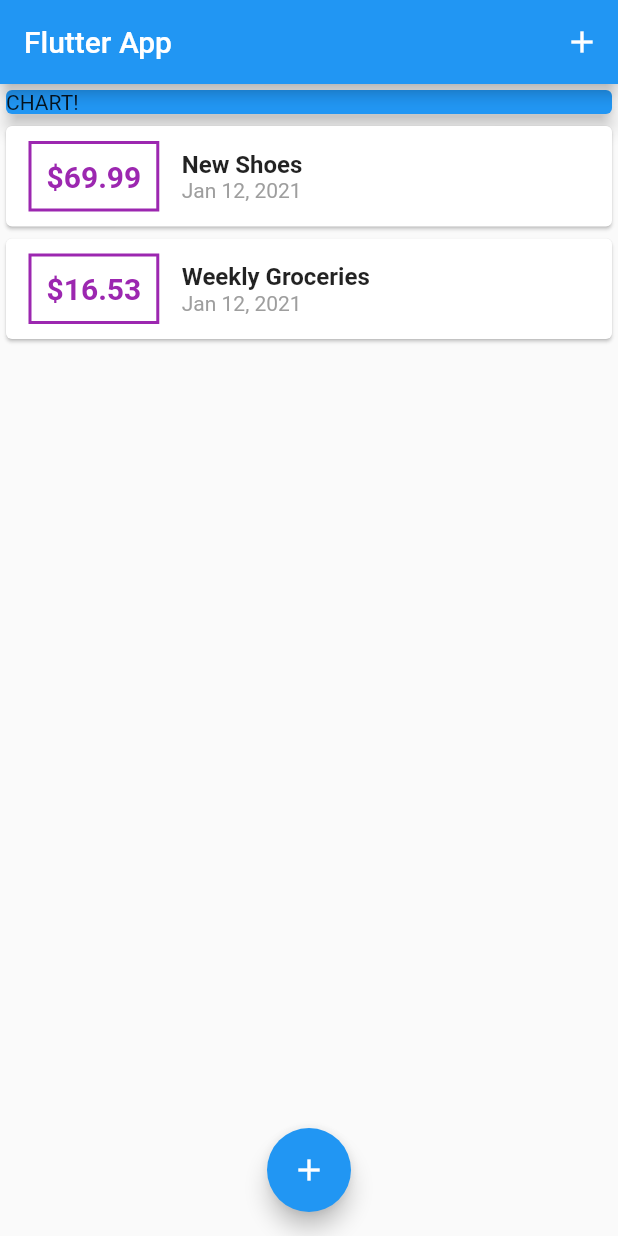
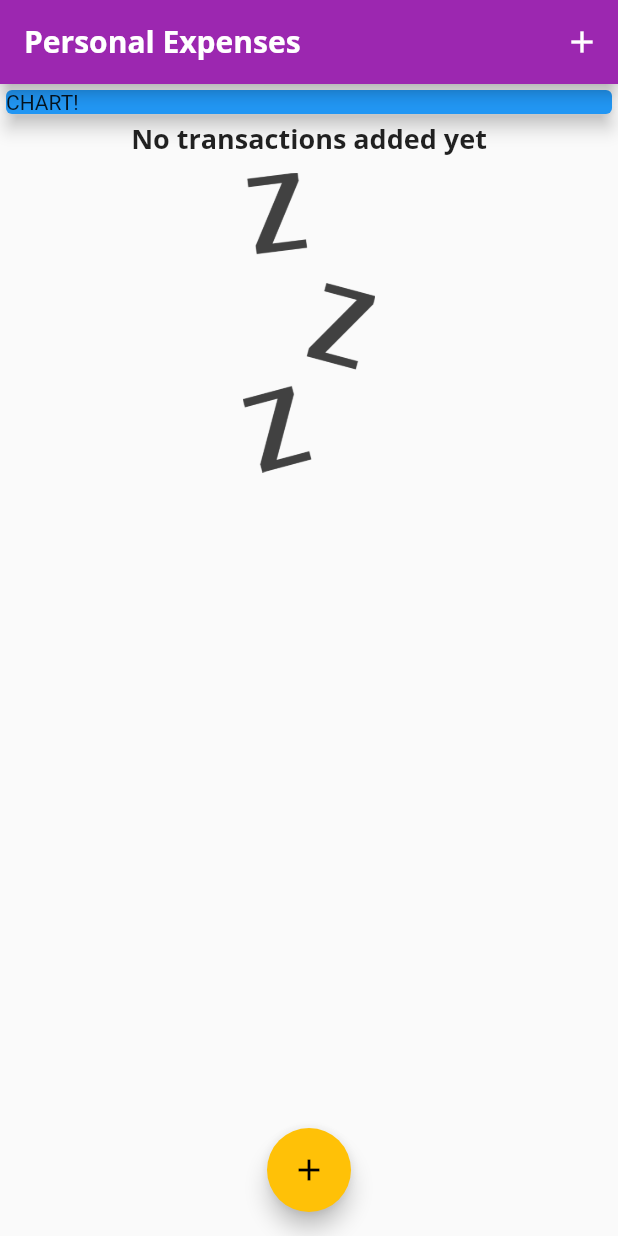
Before and after one commit to LeonScot/flutter-practice, a Flutter app: the screen it shows after launch, on a phone screen of 412 x 824 dp. Run offline on Flutter 3.47's test engine with Material 2 defaults, Android fonts, the phone set to English and light mode, and no system bars.

Commit message:
chart in progress

```diff
--- a/lib/main.dart
+++ b/lib/main.dart
@@ -10,7 +10,22 @@ class MyApp extends StatelessWidget {
   @override
   Widget build(BuildContext context) {
     return MaterialApp(
-      title: 'Flutter App',
+      title: 'Personal Expenses',
+      theme: ThemeData(
+          primarySwatch: Colors.purple,
+          accentColor: Colors.amber,
+          fontFamily: 'Quicksand',
+          textTheme: ThemeData.light().textTheme.copyWith(
+              headline6: TextStyle(
+                  fontFamily: 'OpenSans',
+                  fontSize: 18,
+                  fontWeight: FontWeight.bold)),
+          appBarTheme: AppBarTheme(
+              textTheme: ThemeData.light().textTheme.copyWith(
+                  headline6: TextStyle(
+                      fontFamily: 'OpenSans',
+                      fontSize: 20,
+                      fontWeight: FontWeight.bold)))),
       home: MyHomePage(),
     );
   }
@@ -25,18 +40,18 @@ class MyHomePage extends StatefulWidget {
 
 class _MyHomePageState extends State<MyHomePage> {
   final List<Transaction> _userTransactions = [
-    Transaction(
-      id: 't1',
-      title: 'New Shoes',
-      amount: 69.99,
-      date: DateTime.now(),
-    ),
-    Transaction(
-      id: 't2',
-      title: 'Weekly Groceries',
-      amount: 16.53,
-      date: DateTime.now(),
-    ),
+    // Transaction(
+    //   id: 't1',
+    //   title: 'New Shoes',
+    //   amount: 69.99,
+    //   date: DateTime.now(),
+    // ),
+    // Transaction(
+    //   id: 't2',
+    //   title: 'Weekly Groceries',
+    //   amount: 16.53,
+    //   date: DateTime.now(),
+    // ),
   ];
 
   void _addNewTransaction(String txTitle, double txAmount) {
@@ -69,7 +84,7 @@ class _MyHomePageState extends State<MyHomePage> {
   Widget build(BuildContext context) {
     return Scaffold(
       appBar: AppBar(
-        title: Text('Flutter App'),
+        title: Text('Personal Expenses'),
         actions: <Widget>[
           IconButton(
             icon: Icon(Icons.add),
--- /dev/null
+++ b/lib/widgets/chart.dart
@@ -0,0 +1,28 @@
+import 'package:flutter/material.dart';
+import 'package:intl/intl.dart';
+import 'package:phase_1/models/transaction.dart';
+
+class Chart extends StatelessWidget {
+  final List<Transaction> recentTransactions;
+
+  Chart(this.recentTransactions);
+
+  List<Map<String, Object>> get groupedTransactionValues {
+    return List.generate(7, (index) {
+      final weekDay = DateTime.now().subtract(Duration(days: index));
+
+      return {'day': DateFormat.E(weekDay), 'amount': 9.99};
+    });
+  }
+
+  @override
+  Widget build(BuildContext context) {
+    return Card(
+      elevation: 6,
+      margin: EdgeInsets.all(20),
+      child: Row(
+        children: [],
+      ),
+    );
+  }
+}
--- a/lib/widgets/transaction_list.dart
+++ b/lib/widgets/transaction_list.dart
@@ -12,7 +12,25 @@ class TransactionList extends StatelessWidget {
   Widget build(BuildContext context) {
     return Container(
       height: 300,
-      child: ListView.builder(
+      child: transactions.isEmpty
+          ? Column(
+              children: [
+                Text(
+                  'No transactions added yet',
+                  style: Theme.of(context).textTheme.headline6,
+                ),
+                SizedBox(
+                  height: 10,
+                ),
+                Container(
+                    height: 200,
+                    child: Image.asset(
+                      'assets/images/waiting.png',
+                      fit: BoxFit.cover,
+                    ))
+              ],
+            )
+          : ListView.builder(
               itemBuilder: (ctx, index) {
                 return Card(
                   child: Row(
@@ -24,7 +42,7 @@ class TransactionList extends StatelessWidget {
                         ),
                         decoration: BoxDecoration(
                           border: Border.all(
-                      color: Colors.purple,
+                            color: Theme.of(context).primaryColor,
                             width: 2,
                           ),
                         ),
@@ -34,7 +52,7 @@ class TransactionList extends StatelessWidget {
                           style: TextStyle(
                             fontWeight: FontWeight.bold,
                             fontSize: 20,
-                      color: Colors.purple,
+                            color: Theme.of(context).primaryColor,
                           ),
                         ),
                       ),
@@ -43,10 +61,7 @@ class TransactionList extends StatelessWidget {
                         children: <Widget>[
                           Text(
                             transactions[index].title,
-                      style: TextStyle(
-                        fontSize: 16,
-                        fontWeight: FontWeight.bold,
-                      ),
+                            style: Theme.of(context).textTheme.headline6,
                           ),
                           Text(
                             DateFormat.yMMMd().format(transactions[index].date),
```
Lines whose indentation alone changed are shown as unchanged.
